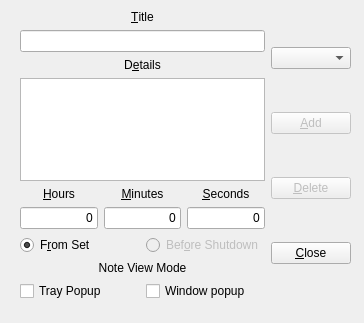
This is addnote.ui in Keerpich/CaptainShutdown as Qt 5 draws it before an edit. The edited form follows.
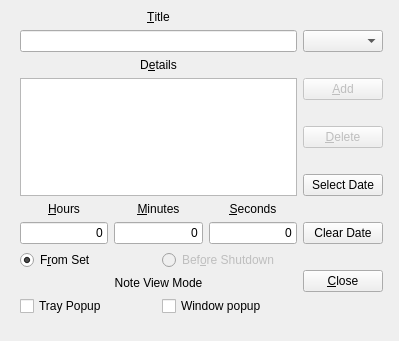
This is the edited form. Custom widgets are drawn as their Qt base class.

What changed in the file:
```diff
--- a/addnote.ui
+++ b/addnote.ui
@@ -6,20 +6,20 @@
    <rect>
     <x>0</x>
     <y>0</y>
-    <width>364</width>
-    <height>323</height>
+    <width>399</width>
+    <height>341</height>
    </rect>
   </property>
   <property name="windowTitle">
    <string>View Note</string>
   </property>
-  <widget class="QWidget" name="">
+  <widget class="QWidget" name="layoutWidget">
    <property name="geometry">
     <rect>
      <x>20</x>
      <y>10</y>
-     <width>331</width>
-     <height>291</height>
+     <width>363</width>
+     <height>306</height>
     </rect>
    </property>
    <layout class="QHBoxLayout" name="horizontalLayout_5">
@@ -241,6 +241,20 @@
         </property>
        </widget>
       </item>
+      <item>
+       <widget class="QPushButton" name="dateButton">
+        <property name="text">
+         <string>Select Date</string>
+        </property>
+       </widget>
+      </item>
+      <item>
+       <widget class="QPushButton" name="clearButton">
+        <property name="text">
+         <string>Clear Date</string>
+        </property>
+       </widget>
+      </item>
       <item>
        <widget class="QPushButton" name="closeButton">
         <property name="text">
```
Left out of the diff: 5 changed lines with no effect on the pictures.
